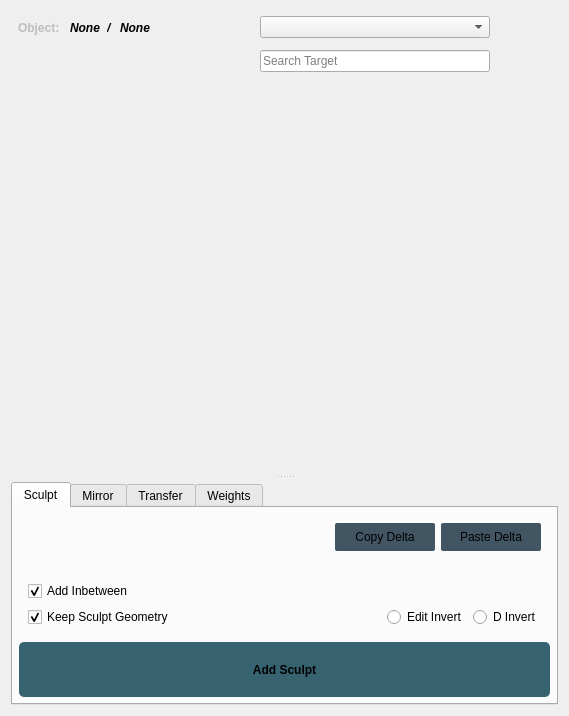
First picture: the form in z_bs/ui/resource/uiMain.ui, repository DDDonzy/d_maya, before the edit.
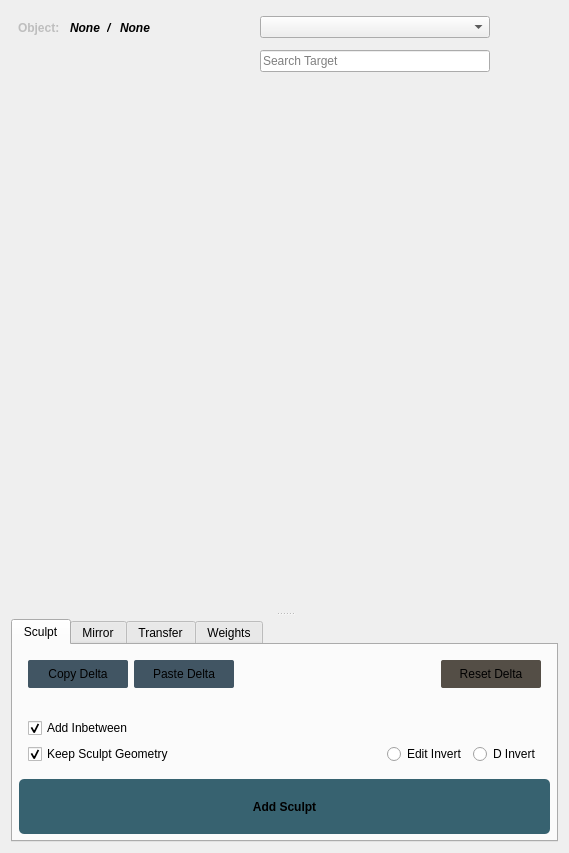
Second picture: the form after the edit. Icons and pictures are not drawn. Custom widgets are drawn as their Qt base class.

Patch:
```diff
--- a/z_bs/ui/resource/uiMain.ui
+++ b/z_bs/ui/resource/uiMain.ui
@@ -7,7 +7,7 @@
     <x>0</x>
     <y>0</y>
     <width>569</width>
-    <height>716</height>
+    <height>853</height>
    </rect>
   </property>
   <property name="windowTitle">
@@ -705,6 +705,104 @@
           <layout class="QHBoxLayout" name="horizontalLayout_3">
            <item>
             <layout class="QVBoxLayout" name="verticalLayout_10">
+             <item>
+              <layout class="QHBoxLayout" name="horizontalLayout_17">
+               <item>
+                <widget class="QPushButton" name="copyDeltaBtn">
+                 <property name="sizePolicy">
+                  <sizepolicy hsizetype="Fixed" vsizetype="Fixed">
+                   <horstretch>25</horstretch>
+                   <verstretch>0</verstretch>
+                  </sizepolicy>
+                 </property>
+                 <property name="minimumSize">
+                  <size>
+                   <width>100</width>
+                   <height>28</height>
+                  </size>
+                 </property>
+                 <property name="maximumSize">
+                  <size>
+                   <width>16777215</width>
+                   <height>32</height>
+                  </size>
+                 </property>
+                 <property name="styleSheet">
+                  <string notr="true">QPushButton {
+    background-color: #415563;
+    border-radius: 2px;
+
+
+}
+QPushButton:hover {
+    background-color: #628095;
+}
+QPushButton:pressed {
+    background-color: #0f1a1e;
+}</string>
+                 </property>
+                 <property name="text">
+                  <string>Copy Delta</string>
+                 </property>
+                </widget>
+               </item>
+               <item>
+                <widget class="QPushButton" name="pastedDeltaBtn">
+                 <property name="sizePolicy">
+                  <sizepolicy hsizetype="Fixed" vsizetype="Fixed">
+                   <horstretch>25</horstretch>
+                   <verstretch>0</verstretch>
+                  </sizepolicy>
+                 </property>
+                 <property name="minimumSize">
+                  <size>
+                   <width>100</width>
+                   <height>28</height>
+                  </size>
+                 </property>
+                 <property name="maximumSize">
+                  <size>
+                   <width>16777215</width>
+                   <height>32</height>
+                  </size>
+                 </property>
+                 <property name="styleSheet">
+                  <string notr="true">QPushButton {
+    background-color: #415563;
+    border-radius: 2px;
+
+
+}
+QPushButton:hover {
+    background-color: #628095;
+}
+QPushButton:pressed {
+    background-color: #0f1a1e;
+}</string>
+                 </property>
+                 <property name="text">
+                  <string>Paste Delta</string>
+                 </property>
+                </widget>
+               </item>
+               <item>
+                <spacer name="horizontalSpacer_2">
+                 <property name="orientation">
+                  <enum>Qt::Horizontal</enum>
+                 </property>
+                 <property name="sizeType">
+                  <enum>QSizePolicy::Expanding</enum>
+                 </property>
+                 <property name="sizeHint" stdset="0">
+                  <size>
+                   <width>40</width>
+                   <height>20</height>
+                  </size>
+                 </property>
+                </spacer>
+               </item>
+              </layout>
+             </item>
              <item>
               <spacer name="verticalSpacer_2">
                <property name="orientation">
@@ -795,9 +893,9 @@
            <item>
             <layout class="QVBoxLayout" name="verticalLayout_11">
              <item>
-              <layout class="QHBoxLayout" name="horizontalLayout_17">
+              <layout class="QHBoxLayout" name="horizontalLayout_21">
                <item>
-                <spacer name="horizontalSpacer_2">
+                <spacer name="horizontalSpacer_3">
                  <property name="orientation">
                   <enum>Qt::Horizontal</enum>
                  </property>
@@ -813,7 +911,7 @@
                 </spacer>
                </item>
                <item>
-                <widget class="QPushButton" name="copyDeltaBtn">
+                <widget class="QPushButton" name="resetDeltaBtn">
                  <property name="sizePolicy">
                   <sizepolicy hsizetype="Fixed" vsizetype="Fixed">
                    <horstretch>25</horstretch>
@@ -834,59 +932,20 @@
                  </property>
                  <property name="styleSheet">
                   <string notr="true">QPushButton {
-    background-color: #415563;
+    background-color: #544e46;
     border-radius: 2px;
 
 
 }
 QPushButton:hover {
-    background-color: #628095;
+    background-color: #7f776a;
 }
 QPushButton:pressed {
-    background-color: #0f1a1e;
+    background-color: #38342e;
 }</string>
                  </property>
                  <property name="text">
-                  <string>Copy Delta</string>
-                 </property>
-                </widget>
-               </item>
-               <item>
-                <widget class="QPushButton" name="pastedDeltaBtn">
-                 <property name="sizePolicy">
-                  <sizepolicy hsizetype="Fixed" vsizetype="Fixed">
-                   <horstretch>25</horstretch>
-                   <verstretch>0</verstretch>
-                  </sizepolicy>
-                 </property>
-                 <property name="minimumSize">
-                  <size>
-                   <width>100</width>
-                   <height>28</height>
-                  </size>
-                 </property>
-                 <property name="maximumSize">
-                  <size>
-                   <width>16777215</width>
-                   <height>32</height>
-                  </size>
-                 </property>
-                 <property name="styleSheet">
-                  <string notr="true">QPushButton {
-    background-color: #415563;
-    border-radius: 2px;
-
-
-}
-QPushButton:hover {
-    background-color: #628095;
-}
-QPushButton:pressed {
-    background-color: #0f1a1e;
-}</string>
-                 </property>
-                 <property name="text">
-                  <string>Paste Delta</string>
+                  <string>Reset Delta</string>
                  </property>
                 </widget>
                </item>
```
